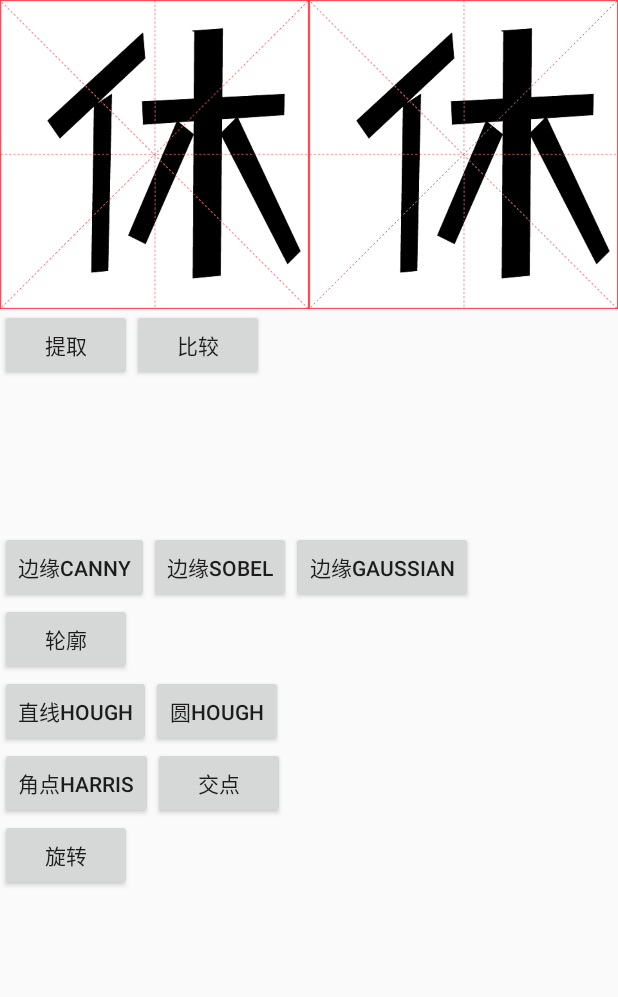
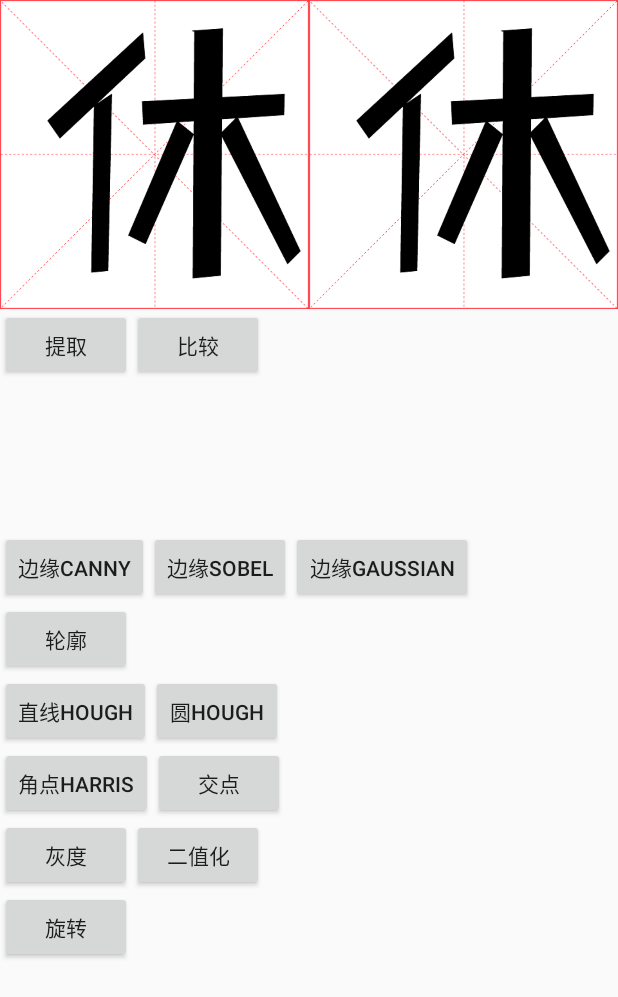
Before and after one commit to weichaoIO/OpenCV_image_comparator, an Android app: the MainActivity screen opened directly, with no data from a screen before it, after a tap on "提取", on a phone screen of 412 x 824 dp. Shown: the top 997 px of the screen. Run offline under Robolectric (Android 15) with nearby library versions, the phone set to English and light mode, and no system bars; 11 statements that could not run were skipped; 2 other taps on this screen came first.

Commit message:
添加灰度、二值化。

```diff
--- a/app/src/main/java/io/weichao/opencv/MainActivity.java
+++ b/app/src/main/java/io/weichao/opencv/MainActivity.java
@@ -26,6 +26,7 @@ import io.weichao.opencv.util.EdgeUtil;
 import io.weichao.opencv.util.ExtractUtil;
 import io.weichao.opencv.util.LineUtil;
 import io.weichao.opencv.util.PointUtil;
+import io.weichao.opencv.util.ProcessUtil;
 import io.weichao.opencv.util.RotateUtil;
 
 public class MainActivity extends AppCompatActivity implements View.OnClickListener {
@@ -39,7 +40,7 @@ public class MainActivity extends AppCompatActivity implements View.OnClickListe
     private Bitmap mBitmap1, mBitmap2;
     private TextView mTv;
     private ImageView mIv1, mIv2, mMatchesIv;
-    private Button mCompareBtn, mCornerHarrisBtn, mEdgeCannyBtn, mEdgeSobelBtn, mEdgeGaussianBtn, mContoursBtn, mLineHoughBtn, mCircleHoughBtn, mRotateBtn, mCrossPointBtn, mExtractBtn;
+    private Button mCompareBtn, mCornerHarrisBtn, mEdgeCannyBtn, mEdgeSobelBtn, mEdgeGaussianBtn, mContoursBtn, mLineHoughBtn, mCircleHoughBtn, mRotateBtn, mCrossPointBtn, mGrayBtn, mThresholdBtn, mExtractBtn;
     private int mItem = 0;
 
     @Override
@@ -66,6 +67,8 @@ public class MainActivity extends AppCompatActivity implements View.OnClickListe
         mCircleHoughBtn = findViewById(R.id.btn_circle_hough);
         mRotateBtn = findViewById(R.id.btn_rotate);
         mCrossPointBtn = findViewById(R.id.btn_cross_point);
+        mGrayBtn = findViewById(R.id.btn_gray);
+        mThresholdBtn = findViewById(R.id.btn_threshold);
         mExtractBtn = findViewById(R.id.btn_extract);
         mIv1.setOnClickListener(this);
         mIv2.setOnClickListener(this);
@@ -80,6 +83,8 @@ public class MainActivity extends AppCompatActivity implements View.OnClickListe
         mCircleHoughBtn.setOnClickListener(this);
         mRotateBtn.setOnClickListener(this);
         mCrossPointBtn.setOnClickListener(this);
+        mGrayBtn.setOnClickListener(this);
+        mThresholdBtn.setOnClickListener(this);
         mExtractBtn.setOnClickListener(this);
 
         mBitmap1 = BitmapFactory.decodeResource(getResources(), R.drawable.test);
@@ -140,6 +145,14 @@ public class MainActivity extends AppCompatActivity implements View.OnClickListe
                 case R.id.btn_cross_point:
                     Utils.bitmapToMat(mBitmap1, mat2);
                     crossPoint(mat2);
+                    break;
+                case R.id.btn_gray:
+                    Utils.bitmapToMat(mBitmap1, mat2);
+                    gray(mat2);
+                    break;
+                case R.id.btn_threshold:
+                    Utils.bitmapToMat(mBitmap1, mat2);
+                    threshold(mat2);
                     break;
                 case R.id.btn_extract:
                     Utils.bitmapToMat(mBitmap1, mat2);
@@ -327,6 +340,28 @@ public class MainActivity extends AppCompatActivity implements View.OnClickListe
         mIv2.setImageBitmap(mBitmap2);
     }
 
+    private void gray(Mat mat) {
+        if (mat == null || mat.empty()) {
+            Log.e(TAG, "mat == null || mat.empty()");
+            return;
+        }
+
+        Mat grayMat = ProcessUtil.gray(mat);
+        BitmapUtil.matToBitmap(grayMat, mBitmap2);
+        mIv2.setImageBitmap(mBitmap2);
+    }
+
+    private void threshold(Mat mat) {
+        if (mat == null || mat.empty()) {
+            Log.e(TAG, "mat == null || mat.empty()");
+            return;
+        }
+
+        Mat thresholdMat = ProcessUtil.threshold(mat);
+        BitmapUtil.matToBitmap(thresholdMat, mBitmap2);
+        mIv2.setImageBitmap(mBitmap2);
+    }
+
     private void extract(Mat mat) {
         if (mat == null || mat.empty()) {
             Log.e(TAG, "mat == null || mat.empty()");
@@ -335,7 +370,8 @@ public class MainActivity extends AppCompatActivity implements View.OnClickListe
 
         LineUtil.ContourLine contourLine = LineUtil.getContourLineHough(mat);
         List<Point> contourPointList = PointUtil.getContourPointList(contourLine);
-        Mat extractMat = ExtractUtil.warpPerspective(mat, contourPointList);
+        Mat thresholdMat = ProcessUtil.threshold(mat);
+        Mat extractMat = ExtractUtil.warpPerspective(thresholdMat, contourPointList);
         BitmapUtil.matToBitmap(extractMat, mBitmap2);
         mIv2.setImageBitmap(mBitmap2);
     }
--- a/app/src/main/java/io/weichao/opencv/util/LineUtil.java
+++ b/app/src/main/java/io/weichao/opencv/util/LineUtil.java
@@ -55,8 +55,8 @@ public class LineUtil {
     }
 
     public static Mat contourLineHough(Mat mat, ContourLine contourLine) {
-        if (contourLine == null) {
-            Log.d(TAG, "contourLine == null");
+        if (mat == null || mat.empty() || contourLine == null) {
+            Log.d(TAG, "mat == null || mat.empty() || contourLine == null");
             return null;
         }
 
--- /dev/null
+++ b/app/src/main/java/io/weichao/opencv/util/ProcessUtil.java
@@ -0,0 +1,46 @@
+package io.weichao.opencv.util;
+
+import android.util.Log;
+
+import org.opencv.core.Mat;
+import org.opencv.imgproc.Imgproc;
+
+public class ProcessUtil {
+    private static final String TAG = "ProcessUtil";
+
+    //    static {
+//        OpenCVLoader.initDebug();
+//        System.loadLibrary("opencv");
+//    }
+    private ProcessUtil() {
+    }
+
+    public static Mat gray(Mat mat) {
+        if (mat == null) {
+            Log.d(TAG, "mat == null");
+            return null;
+        }
+
+        Mat matCopy = mat.clone();
+
+        Mat grayMat = new Mat();
+        Imgproc.cvtColor(matCopy, grayMat, Imgproc.COLOR_BGR2GRAY);
+        return grayMat;
+    }
+
+    public static Mat threshold(Mat mat) {
+        if (mat == null) {
+            Log.d(TAG, "mat == null");
+            return null;
+        }
+
+        Mat matCopy = mat.clone();
+
+        Mat grayMat = new Mat();
+        Imgproc.cvtColor(matCopy, grayMat, Imgproc.COLOR_BGR2GRAY);
+
+        Mat thresholdMat = new Mat();
+        Imgproc.threshold(grayMat, thresholdMat, 50, 255, Imgproc.THRESH_BINARY);
+        return thresholdMat;
+    }
+}
--- a/app/src/main/res/layout/activity_main.xml
+++ b/app/src/main/res/layout/activity_main.xml
@@ -134,6 +134,26 @@
                 android:text="交点" />
         </LinearLayout>
 
+        <LinearLayout
+            android:layout_width="match_parent"
+            android:layout_height="wrap_content"
+            android:orientation="horizontal">
+
+            <Button
+                android:id="@+id/btn_gray"
+                android:layout_width="wrap_content"
+                android:layout_height="wrap_content"
+                android:layout_gravity="center_vertical"
+                android:text="灰度" />
+
+            <Button
+                android:id="@+id/btn_threshold"
+                android:layout_width="wrap_content"
+                android:layout_height="wrap_content"
+                android:layout_gravity="center_vertical"
+                android:text="二值化" />
+        </LinearLayout>
+
         <Button
             android:id="@+id/btn_rotate"
             android:layout_width="wrap_content"
```
Also changed, not shown: app/src/main/res/drawable/test1.png, app/src/main/res/drawable/test2.png, app/src/main/res/drawable/test3.png, app/src/main/res/drawable/test4.png, app/src/main/res/drawable/test5.png, app/src/main/res/drawable/test6.png.
